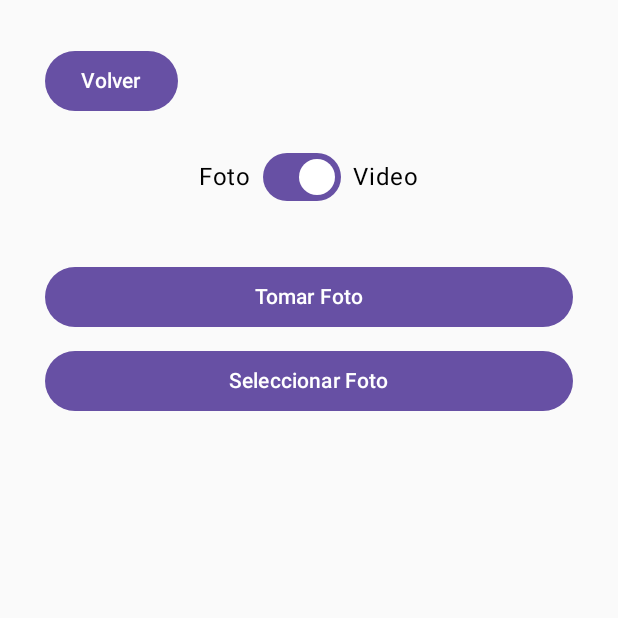
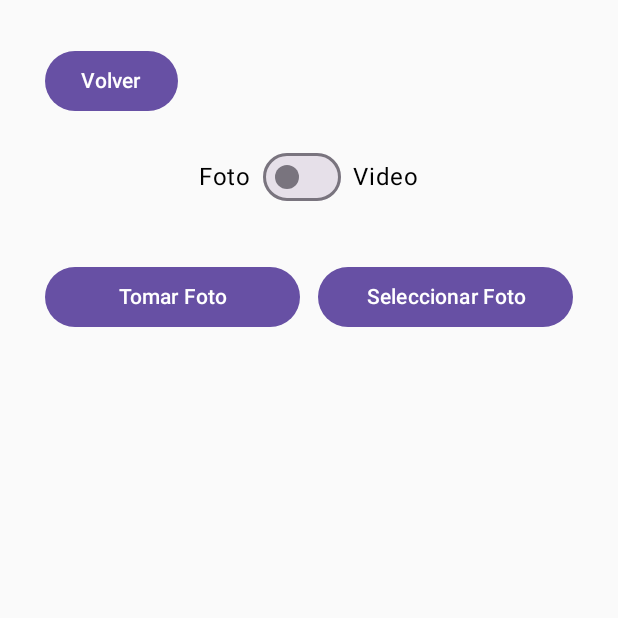
Before and after one commit to gamefun13/Talleres-Movil, an Android app built with Jetpack Compose: the screen it shows after launch (MainActivity), after a tap on "Abrir Cámara", on a phone screen of 412 x 824 dp, the top half of it. Run offline under Robolectric (Android 15) with nearby library versions, the phone set to English and light mode, and no system bars.

Commit message:
mejora de todo

```diff
--- a/app/src/main/java/com/example/taller2/MainActivity.kt
+++ b/app/src/main/java/com/example/taller2/MainActivity.kt
@@ -35,6 +35,8 @@ import androidx.compose.ui.viewinterop.AndroidView
 import androidx.core.content.ContextCompat
 import androidx.core.content.FileProvider
 import android.content.pm.PackageManager
+import androidx.compose.ui.text.style.TextAlign
+import androidx.compose.ui.unit.sp
 import com.google.android.gms.maps.CameraUpdateFactory
 import com.google.android.gms.maps.model.CameraPosition
 import com.google.android.gms.maps.model.MapStyleOptions
@@ -180,8 +182,8 @@ fun MediaPickerScreen(onBack: () -> Unit) {
         ) {
             Text("Foto")
             Spacer(modifier = Modifier.width(8.dp))
-            Switch(checked = isPhoto, onCheckedChange = {
-                isPhoto = it
+            Switch(checked = !isPhoto, onCheckedChange = { isChecked ->
+                isPhoto = !isChecked
                 selectedMediaUri = null
                 tempMediaUri.value = null
             })
@@ -215,8 +217,12 @@ fun MediaPickerScreen(onBack: () -> Unit) {
         }
 
         Spacer(modifier = Modifier.height(16.dp))
-
-        Button(onClick = {
+        Row(
+            modifier = Modifier.fillMaxWidth(),
+            horizontalArrangement = Arrangement.SpaceEvenly
+        ) {
+            Button(
+                onClick = {
                     if (ContextCompat.checkSelfPermission(context, Manifest.permission.CAMERA)
                         != PackageManager.PERMISSION_GRANTED
                     ) {
@@ -228,17 +234,28 @@ fun MediaPickerScreen(onBack: () -> Unit) {
                         if (isPhoto) takePictureLauncher.launch(newUri)
                         else captureVideoLauncher.launch(newUri)
                     }
-        }, modifier = Modifier.fillMaxWidth()) {
-            Text(if (isPhoto) "Tomar Foto" else "Grabar Video")
+                },
+                modifier = Modifier.weight(2f).padding(end = 6.dp),
+                contentPadding = PaddingValues(horizontal = 8.dp, vertical = 6.dp)
+            ) {
+                Text(if (isPhoto) "Tomar Foto" else "Grabar Video",
+                    textAlign = TextAlign.Center,
+                    style = LocalTextStyle.current.copy(fontSize = 14.sp))
             }
 
-        Spacer(modifier = Modifier.height(8.dp))
+            Button(
+                onClick = {
+                    pickMediaLauncher.launch(if (isPhoto) "image/*" else "video/*")
+                },
+                modifier = Modifier.weight(2f).padding(start = 6.dp),
+                contentPadding = PaddingValues(horizontal = 8.dp, vertical = 6.dp)
+            ) {
+                Text(if (isPhoto) "Seleccionar Foto" else "Seleccionar Video",
+                    textAlign = TextAlign.Center,
+                    style = LocalTextStyle.current.copy(fontSize = 14.sp))
+            }
+        }
 
-        Button(onClick = {
-            pickMediaLauncher.launch(if (isPhoto) "image/*" else "video/*")
-        }, modifier = Modifier.fillMaxWidth()) {
-            Text(if (isPhoto) "Seleccionar Foto" else "Seleccionar Video")
-        }
     }
 }
 
```
Lines whose indentation alone changed are shown as unchanged.
